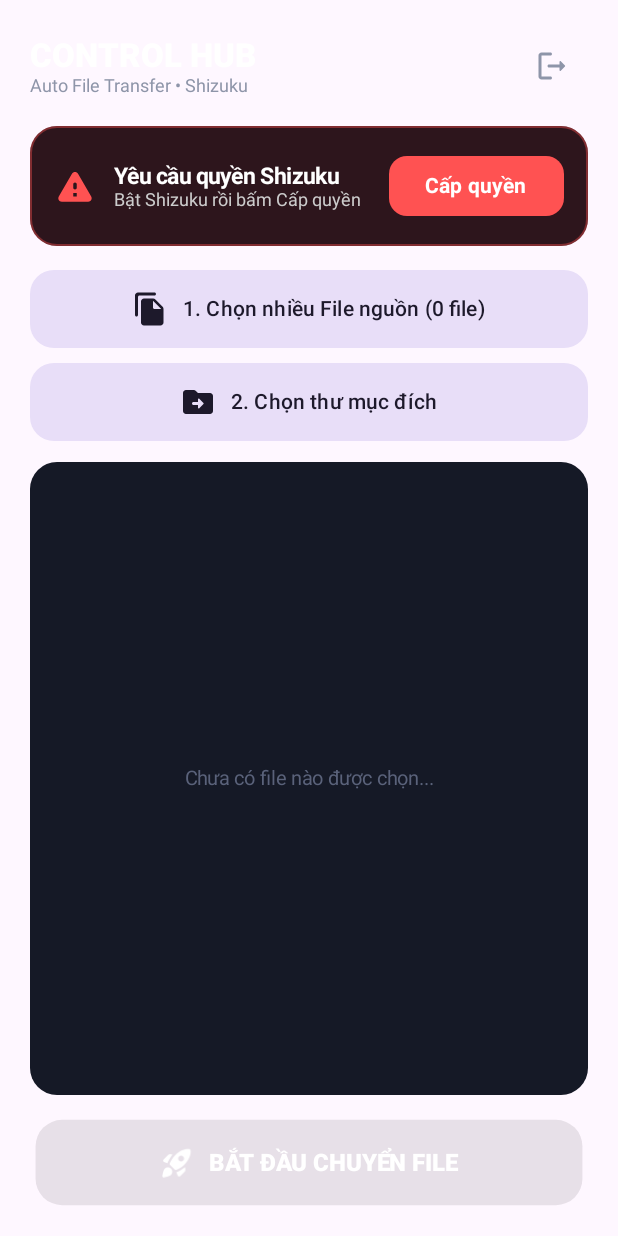
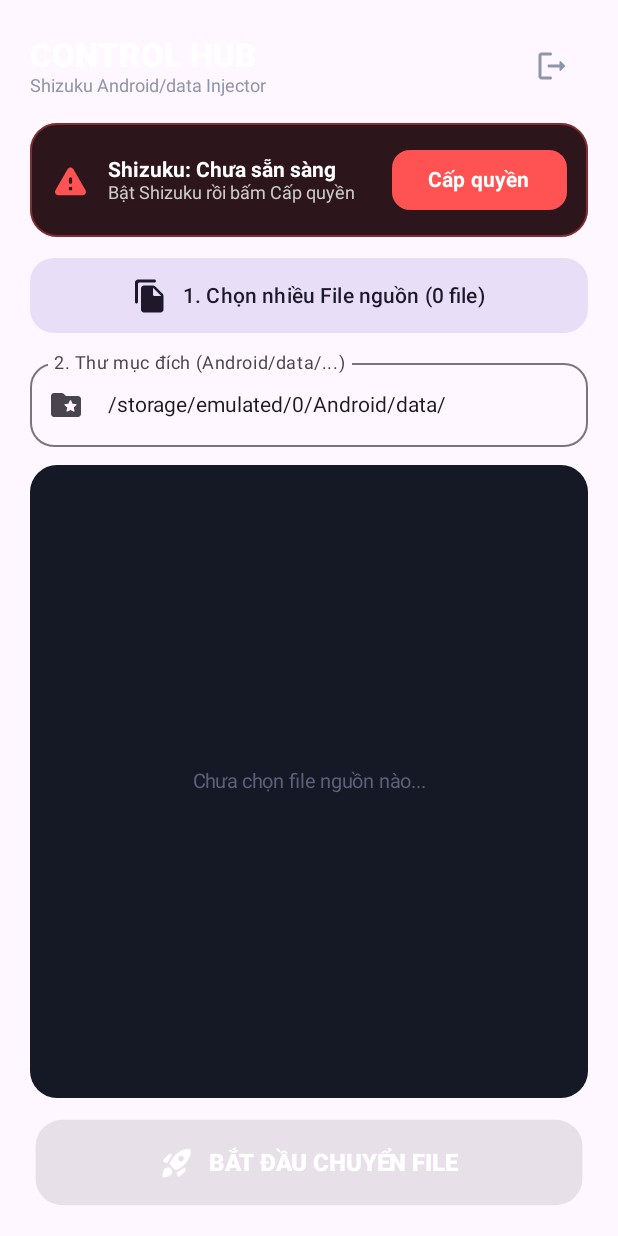
Before and after one commit to baoditme/menuff, an Android app built with Jetpack Compose: the composable MainHubScreen shown on its own in the app's theme, on a phone screen of 412 x 824 dp. Run offline under Robolectric (Android 15) with nearby library versions, the phone set to English and light mode, and no system bars; libraries missing offline, so code that uses them is left out: rikka.shizuku; 3 statements that could not run were skipped.

Commit message:
Update MainActivity.kt

```diff
--- a/app/src/main/java/com/baodeptrai/hub/MainActivity.kt
+++ b/app/src/main/java/com/baodeptrai/hub/MainActivity.kt
@@ -38,6 +38,8 @@ import kotlinx.coroutines.delay
 import kotlinx.coroutines.launch
 import kotlinx.coroutines.withContext
 import rikka.shizuku.Shizuku
+import java.io.File
+import java.io.FileOutputStream
 
 class MainActivity : ComponentActivity() {
     override fun onCreate(savedInstanceState: Bundle?) {
@@ -180,11 +182,17 @@ fun KeyLoginScreen(onSuccess: () -> Unit) {
 @Composable
 fun MainHubScreen(onResetKey: () -> Unit) {
     val context = LocalContext.current
+    val prefs = remember { context.getSharedPreferences("baodeptrai_prefs", Context.MODE_PRIVATE) }
     val scope = rememberCoroutineScope()
 
     var hasShizuku by remember { mutableStateOf(isShizukuReady()) }
     var fileList by remember { mutableStateOf<List<Uri>>(emptyList()) }
-    var destFolderUri by remember { mutableStateOf<Uri?>(null) }
+    var targetPath by remember {
+        mutableStateOf(
+            prefs.getString("last_target_path", "/storage/emulated/0/Android/data/")
+                ?: "/storage/emulated/0/Android/data/"
+        )
+    }
     var isProcessing by remember { mutableStateOf(false) }
 
     DisposableEffect(Unit) {
@@ -201,12 +209,6 @@ fun MainHubScreen(onResetKey: () -> Unit) {
         if (uris.isNotEmpty()) fileList = uris
     }
 
-    val pickFolderLauncher = rememberLauncherForActivityResult(
-        contract = ActivityResultContracts.OpenDocumentTree()
-    ) { uri ->
-        if (uri != null) destFolderUri = uri
-    }
-
     Column(
         modifier = Modifier
             .fillMaxSize()
@@ -221,14 +223,14 @@ fun MainHubScreen(onResetKey: () -> Unit) {
         ) {
             Column {
                 Text("CONTROL HUB", fontSize = 22.sp, fontWeight = FontWeight.Black, color = Color.White)
-                Text("Auto File Transfer • Shizuku", fontSize = 12.sp, color = Color(0xFF8E95A9))
+                Text("Shizuku Android/data Injector", fontSize = 12.sp, color = Color(0xFF8E95A9))
             }
             IconButton(onClick = onResetKey) {
                 Icon(Icons.Rounded.Logout, contentDescription = "Đăng xuất key", tint = Color(0xFF8E95A9))
             }
         }
 
-        Spacer(Modifier.height(16.dp))
+        Spacer(Modifier.height(14.dp))
 
         // Shizuku Status Card
         Card(
@@ -245,25 +247,25 @@ fun MainHubScreen(onResetKey: () -> Unit) {
                 )
         ) {
             Row(
-                modifier = Modifier.padding(16.dp),
+                modifier = Modifier.padding(14.dp),
                 verticalAlignment = Alignment.CenterVertically
             ) {
                 Icon(
                     imageVector = if (hasShizuku) Icons.Rounded.CheckCircle else Icons.Rounded.Warning,
                     contentDescription = null,
                     tint = if (hasShizuku) Color(0xFF00E676) else Color(0xFFFF5252),
-                    modifier = Modifier.size(28.dp)
+                    modifier = Modifier.size(26.dp)
                 )
                 Spacer(Modifier.width(12.dp))
                 Column(modifier = Modifier.weight(1f)) {
                     Text(
-                        text = if (hasShizuku) "Shizuku đã sẵn sàng" else "Yêu cầu quyền Shizuku",
+                        text = if (hasShizuku) "Shizuku: Đã cấp quyền" else "Shizuku: Chưa sẵn sàng",
                         fontWeight = FontWeight.Bold,
                         color = Color.White,
-                        fontSize = 15.sp
+                        fontSize = 14.sp
                     )
                     Text(
-                        text = if (hasShizuku) "Đã cấp quyền thực thi" else "Bật Shizuku rồi bấm Cấp quyền",
+                        text = if (hasShizuku) "Sẵn sàng ghi vào Android/data" else "Bật Shizuku rồi bấm Cấp quyền",
                         color = Color.LightGray,
                         fontSize = 12.sp
                     )
@@ -274,7 +276,7 @@ fun MainHubScreen(onResetKey: () -> Unit) {
                             if (Shizuku.pingBinder()) {
                                 Shizuku.requestPermission(101)
                             } else {
-                                Toast.makeText(context, "Hãy mở app Shizuku và Start dịch vụ trước!", Toast.LENGTH_LONG).show()
+                                Toast.makeText(context, "Mở app Shizuku và Start dịch vụ trước!", Toast.LENGTH_LONG).show()
                             }
                         },
                         colors = ButtonDefaults.buttonColors(containerColor = Color(0xFFFF5252)),
@@ -286,37 +288,36 @@ fun MainHubScreen(onResetKey: () -> Unit) {
             }
         }
 
-        Spacer(Modifier.height(16.dp))
+        Spacer(Modifier.height(14.dp))
 
-        // Nút chọn Multi-file
+        // 1. Nút chọn Multi-file
         FilledTonalButton(
             onClick = { pickFilesLauncher.launch(arrayOf("*/*")) },
             shape = RoundedCornerShape(16.dp),
-            modifier = Modifier.fillMaxWidth().height(52.dp)
+            modifier = Modifier.fillMaxWidth().height(50.dp)
         ) {
             Icon(Icons.Rounded.FileCopy, contentDescription = null)
             Spacer(Modifier.width(10.dp))
             Text("1. Chọn nhiều File nguồn (${fileList.size} file)", fontWeight = FontWeight.SemiBold)
         }
 
-        Spacer(Modifier.height(10.dp))
+        Spacer(Modifier.height(12.dp))
 
-        // Nút chọn Thư mục đích
-        FilledTonalButton(
-            onClick = { pickFolderLauncher.launch(null) },
+        // 2. Ô nhập đường dẫn thư mục đích Android/data
+        OutlinedTextField(
+            value = targetPath,
+            onValueChange = {
+                targetPath = it
+                prefs.edit().putString("last_target_path", it).apply()
+            },
+            label = { Text("2. Thư mục đích (Android/data/...)") },
+            singleLine = true,
+            leadingIcon = { Icon(Icons.Rounded.FolderSpecial, contentDescription = null) },
             shape = RoundedCornerShape(16.dp),
-            modifier = Modifier.fillMaxWidth().height(52.dp)
-        ) {
-            Icon(Icons.Rounded.DriveFileMove, contentDescription = null)
-            Spacer(Modifier.width(10.dp))
-            Text(
-                text = if (destFolderUri != null) "2. Đích: ${destFolderUri?.lastPathSegment}" else "2. Chọn thư mục đích",
-                fontWeight = FontWeight.SemiBold,
-                maxLines = 1
-            )
-        }
+            modifier = Modifier.fillMaxWidth()
+        )
 
-        Spacer(Modifier.height(14.dp))
+        Spacer(Modifier.height(12.dp))
 
         // Danh sách file đã chọn
         Box(
@@ -329,7 +330,7 @@ fun MainHubScreen(onResetKey: () -> Unit) {
         ) {
             if (fileList.isEmpty()) {
                 Text(
-                    text = "Chưa có file nào được chọn...",
+                    text = "Chưa chọn file nguồn nào...",
                     color = Color(0xFF5A627A),
                     fontSize = 13.sp,
                     modifier = Modifier.align(Alignment.Center)
@@ -356,10 +357,11 @@ fun MainHubScreen(onResetKey: () -> Unit) {
             }
         }
 
-        Spacer(Modifier.height(16.dp))
+        Spacer(Modifier.height(14.dp))
 
-        // 1 Nút chính thực thi Auto chuyển file
-        val canRun = hasShizuku && fileList.isNotEmpty() && destFolderUri != null && !isProcessing
+        // 3. Nút chính thực thi chép qua Shizuku
+        val cleanPath = targetPath.trim()
+        val canRun = hasShizuku && fileList.isNotEmpty() && cleanPath.startsWith("/") && !isProcessing
         val btnScale by animateFloatAsState(targetValue = if (canRun) 1f else 0.98f, label = "BtnScale")
 
         Button(
@@ -367,10 +369,10 @@ fun MainHubScreen(onResetKey: () -> Unit) {
             onClick = {
                 scope.launch {
                     isProcessing = true
-                    val done = executeTransfer(context, fileList, destFolderUri!!)
-                    delay(400)
+                    val done = transferViaShizuku(context, fileList, cleanPath)
+                    delay(350)
                     isProcessing = false
-                    Toast.makeText(context, "Hoàn tất! Đã chuyển $done/${fileList.size} file.", Toast.LENGTH_LONG).show()
+                    Toast.makeText(context, "Đã chép $done/${fileList.size} file vào đích!", Toast.LENGTH_LONG).show()
                 }
             },
             shape = RoundedCornerShape(18.dp),
@@ -385,7 +387,7 @@ fun MainHubScreen(onResetKey: () -> Unit) {
                     Row(verticalAlignment = Alignment.CenterVertically) {
                         CircularProgressIndicator(color = Color.White, modifier = Modifier.size(22.dp), strokeWidth = 2.5.dp)
                         Spacer(Modifier.width(12.dp))
-                        Text("ĐANG AUTO CHUYỂN...", fontWeight = FontWeight.Bold, color = Color.White)
+                        Text("ĐANG CHÉP QUA SHIZUKU...", fontWeight = FontWeight.Bold, color = Color.White)
                     }
                 } else {
                     Row(verticalAlignment = Alignment.CenterVertically) {
@@ -407,27 +409,52 @@ fun isShizukuReady(): Boolean {
     }
 }
 
-suspend fun executeTransfer(context: Context, sources: List<Uri>, destTree: Uri): Int = withContext(Dispatchers.IO) {
+suspend fun transferViaShizuku(context: Context, sources: List<Uri>, destDirPath: String): Int = withContext(Dispatchers.IO) {
     var success = 0
-    val targetDir = DocumentFile.fromTreeUri(context, destTree) ?: return@withContext 0
+    val normalizedDest = destDirPath.trimEnd('/')
+
+    // Tạo sẵn thư mục đích bằng quyền Shizuku nếu chưa tồn tại
+    runShizukuShell("mkdir -p \"$normalizedDest\"")
+
     for (uri in sources) {
         try {
             val doc = DocumentFile.fromSingleUri(context, uri)
-            val fileName = doc?.name ?: "file_${System.currentTimeMillis()}"
-            val mime = context.contentResolver.getType(uri) ?: "application/octet-stream"
+            val fileName = (doc?.name ?: "file_${System.currentTimeMillis()}").replace("\"", "\\\"")
 
-            targetDir.findFile(fileName)?.delete()
-            val outDoc = targetDir.createFile(mime, fileName) ?: continue
-
+            // 1. Copy file nguồn ra cache tạm của app để shell Shizuku đọc được đường dẫn thật
+            val tempFile = File(context.cacheDir, "temp_transfer_${System.nanoTime()}")
             context.contentResolver.openInputStream(uri)?.use { input ->
-                context.contentResolver.openOutputStream(outDoc.uri)?.use { output ->
+                FileOutputStream(tempFile).use { output ->
                     input.copyTo(output)
                 }
             }
-            success++
+
+            // 2. Dùng lệnh cp của Shizuku đẩy thẳng vào Android/data và xóa file tạm
+            val targetFilePath = "$normalizedDest/$fileName"
+            val exitCode = runShizukuShell("cp -f \"${tempFile.absolutePath}\" \"$targetFilePath\" && chmod 660 \"$targetFilePath\"")
+            tempFile.delete()
+
+            if (exitCode == 0) success++
         } catch (e: Exception) {
             e.printStackTrace()
         }
     }
     success
 }
+
+private fun runShizukuShell(command: String): Int {
+    return try {
+        val method = Shizuku::class.java.getDeclaredMethod(
+            "newProcess",
+            Array<String>::class.java,
+            Array<String>::class.java,
+            String::class.java
+        )
+        method.isAccessible = true
+        val process = method.invoke(null, arrayOf("sh", "-c", command), null, null) as Process
+        process.waitFor()
+    } catch (e: Exception) {
+        e.printStackTrace()
+        -1
+    }
+}
```
